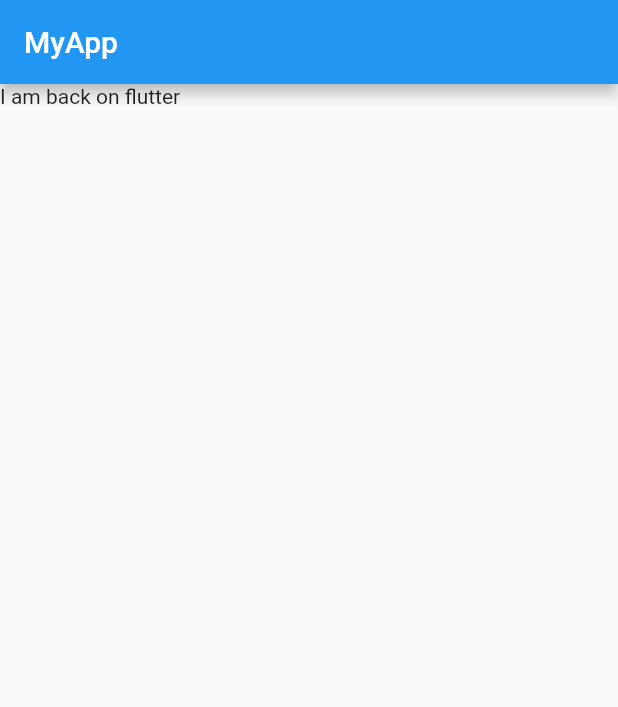
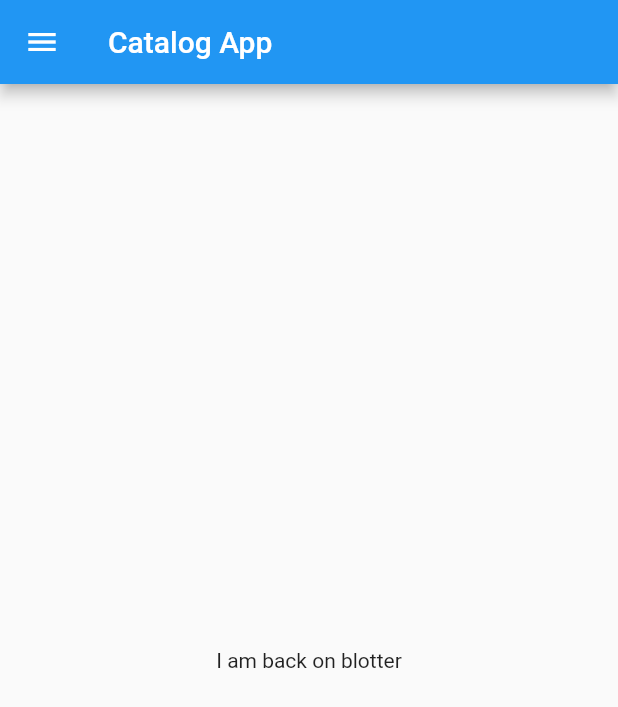
Before and after one commit to i-am-HRISHABH/30DaysOfFlutter, a Flutter app: the screen it shows after launch, on a phone screen of 412 x 824 dp. Shown: the top 707 px of the screen. Run offline on Flutter 3.47's test engine with Material 2 defaults, Android fonts, the phone set to English and light mode, and no system bars.

Commit message:
day 2 completed

```diff
--- /dev/null
+++ b/lib/homepage.dart
@@ -0,0 +1,20 @@
+import 'package:flutter/material.dart';
+
+class HomePage extends StatelessWidget {
+  const HomePage({Key key}) : super(key: key);
+
+  @override
+  Widget build(BuildContext context) {
+    return Scaffold(
+      appBar: AppBar(
+        title: Text('Catalog App'),
+      ),
+      body: Center(
+        child: Container(
+          child: Text('I am back on blotter'),
+        ),
+      ),
+      drawer: Drawer(),
+    );
+  }
+}
--- a/lib/main.dart
+++ b/lib/main.dart
@@ -1,4 +1,5 @@
 import 'package:flutter/material.dart';
+import 'package:flutter_reboot/homepage.dart';
 
 void main() {
   runApp(MyApp());
@@ -10,14 +11,7 @@ class MyApp extends StatelessWidget {
   @override
   Widget build(BuildContext context) {
     return MaterialApp(
-      home: Scaffold(
-        appBar: AppBar(
-          title: Text('MyApp'),
-        ),
-        body: Container(
-          child: Text('I am back on flutter'),
-        ),
-      ),
+      home: HomePage(),
     );
   }
 }
```
